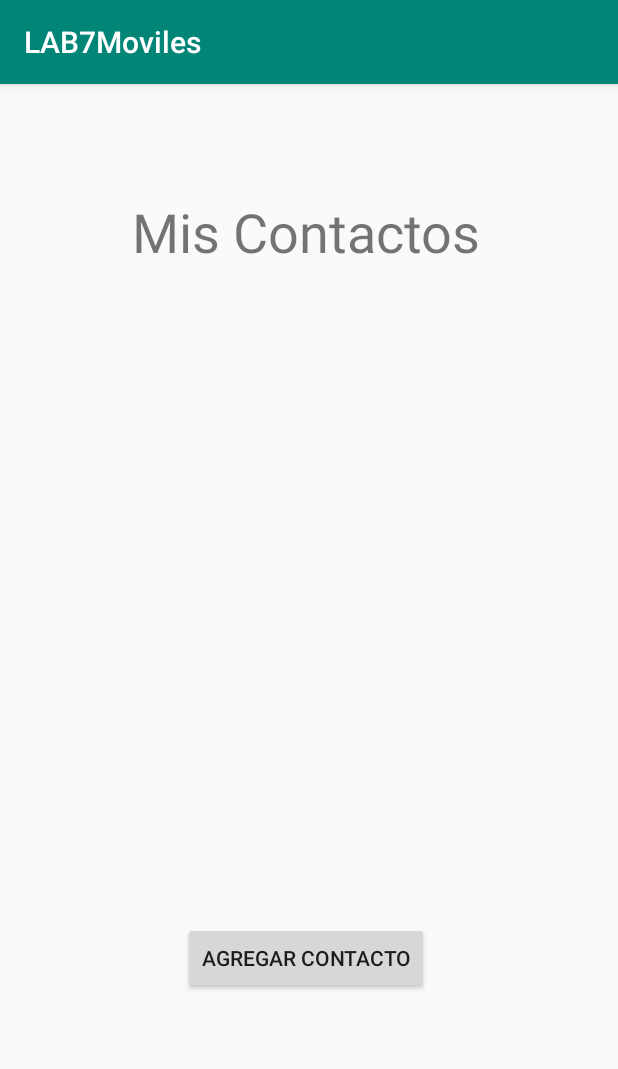
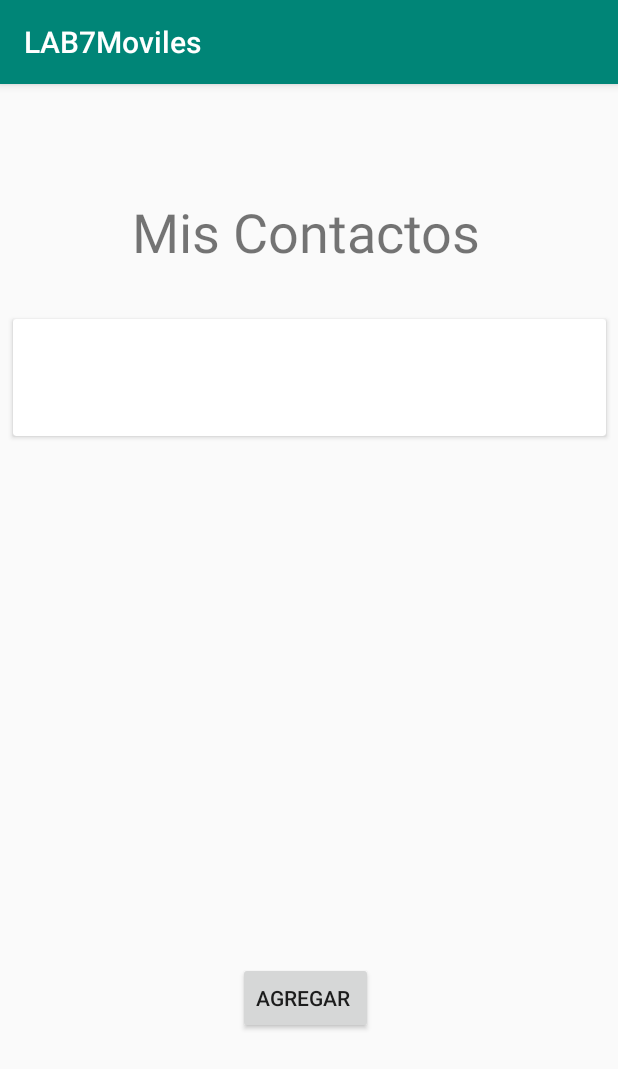
Before and after one commit to AbrilPal/LAB7Moviles, an Android app: the NewContactActivity screen opened directly, with no data from a screen before it, after a tap on "REGRESAR", on a phone screen of 412 x 824 dp. Shown: the top 1069 px of the screen. Run offline under Robolectric (Android 15) with nearby library versions, the phone set to English and light mode, and no system bars; 2 statements that could not run were skipped.

```diff
--- a/app/src/main/java/com/example/abril/lab7moviles/Contact.kt
+++ b/app/src/main/java/com/example/abril/lab7moviles/Contact.kt
@@ -1,7 +1,10 @@
 package com.example.abril.lab7moviles
 
+import android.os.AsyncTask
+import com.example.abril.lab7moviles.Data.ContactoDataBase
+import com.example.abril.lab7moviles.Data.ContactosImp
+
 class Contact{
-    constructor(){}
 
     constructor(id: Int,nombre: String, telefono: String, correo: String){
         this.id = id
--- a/app/src/main/java/com/example/abril/lab7moviles/Data/Contactos.kt
+++ b/app/src/main/java/com/example/abril/lab7moviles/Data/Contactos.kt
@@ -18,9 +18,9 @@ interface Contactos {
         @Delete
         fun delete(contact: ContactosImp)
 
-        @Query("DELETE FROM contact_table")
+        @Query("DELETE FROM contactos")
         fun deleteAllContacts()
 
-        @Query("SELECT * FROM contact_table ORDER BY priority DESC")
+        @Query("SELECT * FROM contactos ORDER BY idp DESC")
         fun getAllContacts(): LiveData<List<ContactosImp>>
     }
--- a/app/src/main/java/com/example/abril/lab7moviles/Data/ContactosImp.kt
+++ b/app/src/main/java/com/example/abril/lab7moviles/Data/ContactosImp.kt
@@ -3,8 +3,8 @@ package com.example.abril.lab7moviles.Data
 import androidx.room.Entity
 import androidx.room.PrimaryKey
 
-@Entity(tableName = "contact_table")
-class ContactosImp (var name: String,var phone:String, var mail :String, var priority: Int){
+@Entity(tableName = "contactos")
+class ContactosImp (var nombre: String,var tel:String, var mail :String, var idp: Int){
     @PrimaryKey(autoGenerate = true)
     var id: Int = 0
 }
--- a/app/src/main/java/com/example/abril/lab7moviles/MainActivity.kt
+++ b/app/src/main/java/com/example/abril/lab7moviles/MainActivity.kt
@@ -10,6 +10,8 @@ import android.widget.Toast
 
 
 import com.example.abril.lab7moviles.ContactViewActivity
+import com.example.abril.lab7moviles.Data.ContactoDataBase
+import com.example.abril.lab7moviles.Data.Repositorio
 
 class MainActivity : AppCompatActivity() {
 
@@ -21,30 +23,7 @@ class MainActivity : AppCompatActivity() {
         botonNewContact.setOnClickListener{val intent = Intent(this, NewContactActivity::class.java)
             startActivity(intent)}
 
-        val contactos = (this.application as MyApplication)
+        val contactos = (this.application as Repositorio)
 
-        val contactList = findViewById<ListView>(R.id.contactList)
-        val adapter = ArrayAdapter(this, android.R.layout.simple_list_item_1, contactos.getContacts())
-        contactList.adapter = adapter
-        contactos.refreshData(contactList)
-
-        contactList.setOnItemClickListener { parent, view, position, id ->
-            contactos.currentContact= contactos.getContacts().get(position)
-            val intent = Intent(this, ContactViewActivity::class.java)
-            startActivity(intent)
-        }
-
-        contactList.setOnItemLongClickListener { parent, view, position, id ->
-            contactos.deleteContact(position)
-            adapter.notifyDataSetChanged()
-            contactos.refreshData(contactList)
-            val toastEliminado = Toast.makeText(
-                applicationContext,
-                "Se ha eliminado el contacto",
-                Toast.LENGTH_LONG
-            )
-            toastEliminado.show()
-            true
-        }
     }
 }
--- a/app/src/main/java/com/example/abril/lab7moviles/NewContactActivity.kt
+++ b/app/src/main/java/com/example/abril/lab7moviles/NewContactActivity.kt
@@ -1,12 +1,16 @@
 package com.example.abril.lab7moviles
 
 import android.content.Intent
+import android.os.AsyncTask
 import androidx.appcompat.app.AppCompatActivity
 import android.os.Bundle
 import android.widget.Button
 import android.widget.EditText
 import android.widget.TextView
 import android.widget.Toast
+import com.example.abril.lab7moviles.Data.ContactoDataBase
+import com.example.abril.lab7moviles.Data.ContactosImp
+import com.example.abril.lab7moviles.Data.Repositorio
 import com.example.abril.lab7moviles.MainActivity
 import com.example.abril.lab7moviles.R
 
@@ -16,28 +20,17 @@ class NewContactActivity : AppCompatActivity() {
         super.onCreate(savedInstanceState)
         setContentView(R.layout.activity_new_contact)
 
-        val contactos = (this.application as MyApplication)
+        val contactos = (this.application as Repositorio)
 
         val botonReturn = findViewById<Button>(R.id.buttonReturn)
         botonReturn.setOnClickListener { val intent = Intent(this, MainActivity::class.java)
-        startActivity(intent)}
+            startActivity(intent)}
 
-        val idInput = findViewById<EditText>(R.id.idInput)
-        val nameInput = findViewById<EditText>(R.id.nameInput)
-        val phoneInput = findViewById<EditText>(R.id.numInput)
-        val mailInput = findViewById<EditText>(R.id.mailInput)
+        val idI = findViewById<EditText>(R.id.idInput)
+        val name = findViewById<EditText>(R.id.nameInput)
+        val tel = findViewById<EditText>(R.id.numInput)
+        val mail = findViewById<EditText>(R.id.mailInput)
 
-        val botonAgregar = findViewById<Button>(R.id.buttonCreate)
-        botonAgregar.setOnClickListener {
-            val name = nameInput.text.toString()
-            contactos.addContact(idInput,nameInput, phoneInput, mailInput)
-            val toastAgregado = Toast.makeText(this.applicationContext,"Se agrego a ${name} a sus contactos",Toast.LENGTH_LONG)
-            toastAgregado.show()
-            val intent = Intent(this,MainActivity::class.java)
-            startActivity(intent)
-        }
-
-
-
+        val agregar = findViewById<Button>(R.id.buttonCreate)
     }
 }
--- a/app/src/main/res/layout/activity_main.xml
+++ b/app/src/main/res/layout/activity_main.xml
@@ -15,20 +15,21 @@
             android:layout_marginLeft="88dp" android:layout_marginStart="88dp" android:layout_marginTop="74dp"
             app:layout_constraintTop_toTopOf="parent"/>
     <Button
-            android:text="Agregar contacto"
+            android:text="Agregar "
             android:layout_width="wrap_content"
             android:layout_height="wrap_content"
             android:id="@+id/buttonNewContact"
-            android:layout_marginTop="61dp"
-            app:layout_constraintTop_toBottomOf="@+id/contactList" app:layout_constraintStart_toStartOf="parent"
-            android:layout_marginLeft="122dp" android:layout_marginStart="122dp" android:layout_marginBottom="174dp"
-            app:layout_constraintBottom_toBottomOf="parent"/>
-    <ListView
-            android:layout_width="330dp"
-            android:layout_height="274dp"
-            android:id="@+id/contactList" app:layout_constraintStart_toStartOf="parent" android:layout_marginLeft="40dp"
-            android:layout_marginStart="40dp" android:layout_marginTop="51dp"
-            app:layout_constraintTop_toBottomOf="@+id/textView"
-            android:layout_marginBottom="61dp" app:layout_constraintBottom_toTopOf="@+id/buttonNewContact"/>
+            app:layout_constraintStart_toStartOf="parent"
+            android:layout_marginLeft="120dp" android:layout_marginStart="120dp" android:layout_marginBottom="52dp"
+            app:layout_constraintBottom_toBottomOf="parent" android:layout_marginTop="267dp"
+            app:layout_constraintTop_toBottomOf="@+id/cardView" app:layout_constraintEnd_toEndOf="parent"
+            android:layout_marginEnd="125dp" android:layout_marginRight="125dp"/>
+    <androidx.cardview.widget.CardView
+            android:layout_width="395dp"
+            android:layout_height="78dp"
+            android:id="@+id/cardView" android:layout_marginTop="34dp"
+            app:layout_constraintTop_toBottomOf="@+id/textView" app:layout_constraintStart_toStartOf="parent"
+            android:layout_marginLeft="8dp" android:layout_marginStart="8dp" app:layout_constraintEnd_toEndOf="parent"
+            android:layout_marginEnd="8dp" android:layout_marginRight="8dp"/>
 
 </androidx.constraintlayout.widget.ConstraintLayout>
```
Also changed, not shown: app/src/main/java/com/example/abril/lab7moviles/ContactProvider.kt (deleted, +0 -85 lines), app/src/main/java/com/example/abril/lab7moviles/ContactViewActivity.kt (+3 -54 lines), app/src/main/java/com/example/abril/lab7moviles/Data/ContactoDataBase.kt (+5 -5 lines), app/src/main/java/com/example/abril/lab7moviles/Data/Repositorio.kt (added, +75 -0 lines), app/src/main/java/com/example/abril/lab7moviles/EditContactActivity.kt (+3 -24 lines), app/src/main/java/com/example/abril/lab7moviles/MyApplication.kt (deleted, +0 -54 lines), app/src/main/res/layout/activity_contactos.xml (deleted, +0 -14 lines), app/src/main/res/layout/activity_mail.xml (deleted, +0 -51 lines).
